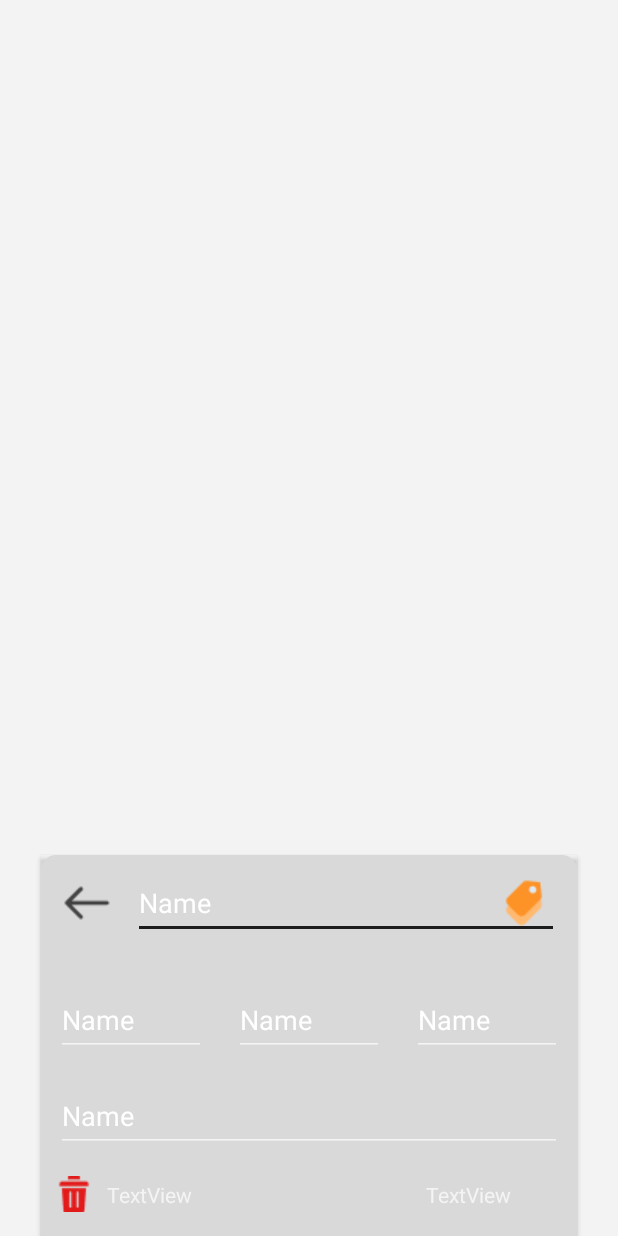
After one commit to lucasalvisimader/Listable, an Android app: the fragment EditItem shown on its own in the app's theme, on a phone screen of 412 x 824 dp. The commit adds this screen. Run offline under Robolectric (Android 15) with nearby library versions, the phone set to English and light mode, and no system bars; 1 statement that could not run was skipped.

Commit message:
search working

```diff
--- a/app/src/main/java/br/senai/sc/listable/pages/activity/AddItemsActivity.java
+++ b/app/src/main/java/br/senai/sc/listable/pages/activity/AddItemsActivity.java
@@ -32,6 +32,9 @@ import br.senai.sc.listable.recycleView.eventListener.RecycleItemClickListener;
 import br.senai.sc.listable.utils.SaveListFirebase;
 
 public class AddItemsActivity extends AppCompatActivity {
+
+    private final List<Item> filteredList = new ArrayList<>();
+
     @Override
     protected void onCreate(Bundle savedInstanceState) {
         super.onCreate(savedInstanceState);
@@ -82,7 +85,11 @@ public class AddItemsActivity extends AppCompatActivity {
                             recyclerView, new RecycleItemClickListener.OnItemClickListener() {
                     @Override
                     public void onItemClick(View view, int position) {
-                        onClick(itemList.get(position), shoppingList);
+                        if (filteredList.isEmpty()) {
+                            onClick(itemList.get(position), shoppingList);
+                        } else {
+                            onClick(filteredList.get(position), shoppingList);
+                        }
                     }
 
                     @Override
@@ -132,7 +139,7 @@ public class AddItemsActivity extends AppCompatActivity {
     }
 
     private void filterItems(String searchText, List<Item> itemList, ShoppingList shoppingList, RecyclerView recyclerView) {
-        List<Item> filteredList = new ArrayList<>();
+        filteredList.clear();
 
         for (Item item : itemList) {
             if (item.getName().toLowerCase().contains(searchText.toLowerCase())) {
@@ -142,6 +149,5 @@ public class AddItemsActivity extends AppCompatActivity {
 
         AdapterItems adapter = new AdapterItems(AddItemsActivity.this, filteredList, shoppingList);
         recyclerView.setAdapter(adapter);
-//        Bug on search - position
     }
 }
--- a/app/src/main/java/br/senai/sc/listable/pages/activity/LoginActivity.java
+++ b/app/src/main/java/br/senai/sc/listable/pages/activity/LoginActivity.java
@@ -1,12 +1,18 @@
 package br.senai.sc.listable.pages.activity;
 
+import android.content.Context;
 import android.content.Intent;
 import android.os.Bundle;
 import android.text.Html;
+import android.view.View;
+import android.view.inputmethod.InputMethodManager;
 import android.widget.Button;
+import android.widget.EditText;
 import android.widget.TextView;
 
 import androidx.appcompat.app.AppCompatActivity;
+
+import org.w3c.dom.Text;
 
 import br.senai.sc.listable.R;
 
@@ -16,6 +22,8 @@ public class LoginActivity extends AppCompatActivity {
     protected void onCreate(Bundle savedInstanceState) {
         super.onCreate(savedInstanceState);
         setContentView(R.layout.login_activity);
+        TextView loginEmail = findViewById(R.id.login_email);
+        TextView loginPassword = findViewById(R.id.login_password);
         TextView loginToRegister = findViewById(R.id.login_to_register_text);
         Button loginSubmit = findViewById(R.id.login_submit);
 
@@ -23,6 +31,18 @@ public class LoginActivity extends AppCompatActivity {
         loginToRegister.setText(Html.fromHtml(html));
         onClick(loginToRegister, RegisterActivity.class);
         onClick(loginSubmit, MainActivity.class);
+
+        loginEmail.setOnFocusChangeListener((v, hasFocus) -> {
+            if (!hasFocus) {
+                hideKeyboard(v);
+            }
+        });
+
+        loginPassword.setOnFocusChangeListener((v, hasFocus) -> {
+            if (!hasFocus) {
+                hideKeyboard(v);
+            }
+        });
     }
 
     private void onClick(TextView from, Object to) {
@@ -31,4 +51,9 @@ public class LoginActivity extends AppCompatActivity {
             startActivity(i);
         });
     }
+
+    private void hideKeyboard(View view) {
+        InputMethodManager imm = (InputMethodManager) getSystemService(Context.INPUT_METHOD_SERVICE);
+        imm.hideSoftInputFromWindow(view.getWindowToken(), 0);
+    }
 }
--- a/app/src/main/java/br/senai/sc/listable/pages/fragment/AddListFragment.java
+++ b/app/src/main/java/br/senai/sc/listable/pages/fragment/AddListFragment.java
@@ -11,11 +11,10 @@ import br.senai.sc.listable.R;
 
 public class AddListFragment extends Fragment {
 
-    public AddListFragment() {
-    }
+    public AddListFragment() {}
 
     @Override
     public View onCreateView(LayoutInflater inflater, ViewGroup container, Bundle savedInstanceState) {
-        return inflater.inflate(R.layout.add_list_fragment, container, false);
+        return inflater.inflate(R.layout.fragment_add_list, container, false);
     }
 }
--- /dev/null
+++ b/app/src/main/java/br/senai/sc/listable/pages/fragment/EditItem.java
@@ -0,0 +1,31 @@
+package br.senai.sc.listable.pages.fragment;
+
+import android.os.Bundle;
+import android.view.LayoutInflater;
+import android.view.View;
+import android.view.ViewGroup;
+import android.widget.EditText;
+
+import androidx.fragment.app.Fragment;
+
+import br.senai.sc.listable.R;
+
+public class EditItem extends Fragment {
+
+    public EditItem() {}
+
+    @Override
+    public View onCreateView(LayoutInflater inflater, ViewGroup container, Bundle savedInstanceState) {
+        View view = inflater.inflate(R.layout.fragment_edit_item, container, false);
+
+        EditText quantity = view.findViewById(R.id.edit_item_quantity_input);
+        int numQuantity = Integer.parseInt(quantity.getText().toString());
+        if (!(numQuantity >= 0)) {
+            quantity.setText(numQuantity + 1);
+        } else if (!(numQuantity <= 100000)){
+            quantity.setText(numQuantity - 1);
+        }
+
+        return inflater.inflate(R.layout.fragment_edit_item, container, false);
+    }
+}
--- a/app/src/main/java/br/senai/sc/listable/pages/fragment/HeaderFragment.java
+++ /dev/null
@@ -1,39 +0,0 @@
-package br.senai.sc.listable.pages.fragment;
-
-import android.app.Dialog;
-import android.graphics.Color;
-import android.graphics.drawable.ColorDrawable;
-import android.os.Bundle;
-
-import androidx.fragment.app.Fragment;
-
-import android.view.LayoutInflater;
-import android.view.View;
-import android.view.ViewGroup;
-import android.widget.Button;
-
-import br.senai.sc.listable.R;
-
-public class HeaderFragment extends Fragment {
-
-    public HeaderFragment() {
-    }
-
-//    @Override
-//    public View onCreateView(LayoutInflater inflater, ViewGroup container, Bundle savedInstanceState) {
-//        View view = inflater.inflate(R.layout.header_fragment, container, false);
-//        System.out.println(view.toString());
-//        System.out.println();
-//        Button menu = view.findViewById(R.id.menuButton);
-//        menu.setOnClickListener(v -> showModal(view));
-//        return view;
-//    }
-
-
-    /*private void showModal(View view) {
-        Dialog dialog = new Dialog(view.getContext());
-        dialog.setContentView(R.layout.add_list_fragment);
-        dialog.getWindow().setBackgroundDrawable(new ColorDrawable(Color.TRANSPARENT));
-        dialog.show();
-    }*/
-}
--- a/app/src/main/java/br/senai/sc/listable/pages/menu/home/HomeFragment.java
+++ b/app/src/main/java/br/senai/sc/listable/pages/menu/home/HomeFragment.java
@@ -134,7 +134,7 @@ public class HomeFragment extends Fragment {
 
     private void showModal(ViewGroup container) {
         Dialog dialog = new Dialog(container.getContext());
-        dialog.setContentView(R.layout.add_list_fragment);
+        dialog.setContentView(R.layout.fragment_add_list);
         dialog.getWindow().setBackgroundDrawable(new ColorDrawable(Color.TRANSPARENT));
 
         Button confirmButton = dialog.findViewById(R.id.add_list_create_button);
--- /dev/null
+++ b/app/src/main/res/drawable/rounded_bottom_corners_grey.xml
@@ -0,0 +1,5 @@
+<?xml version="1.0" encoding="utf-8"?>
+<shape xmlns:android="http://schemas.android.com/apk/res/android">
+    <solid android:color="@color/grey_bg"/>
+    <corners android:topLeftRadius="10dp" android:topRightRadius="10dp"/>
+</shape>
--- a/app/src/main/res/layout/add_items_activity.xml
+++ b/app/src/main/res/layout/add_items_activity.xml
@@ -6,7 +6,10 @@
     android:layout_height="match_parent"
     tools:context=".pages.activity.ItemsActivity"
     android:background="@color/bg"
-    app:layout_behavior="@string/appbar_scrolling_view_behavior">
+    app:layout_behavior="@string/appbar_scrolling_view_behavior"
+    android:focusableInTouchMode="true"
+    android:clickable="true"
+    android:focusable="true">
 
     <androidx.appcompat.widget.Toolbar
         android:id="@+id/add_items_toolbar"
@@ -18,7 +21,10 @@
         android:theme="@style/Theme.Header.Menu"
         app:layout_constraintEnd_toEndOf="parent"
         app:layout_constraintStart_toStartOf="parent"
-        app:layout_constraintTop_toTopOf="parent" />
+        app:layout_constraintTop_toTopOf="parent"
+        android:focusableInTouchMode="true"
+        android:clickable="true"
+        android:focusable="true"/>
 
     <EditText
         android:id="@+id/add_items_search_input"
@@ -30,7 +36,7 @@
         android:elevation="15dp"
         android:fontFamily="@font/inter_semi_bold"
         android:hint="@string/incluir_novo_item"
-        android:inputType="textPersonName"
+        android:inputType="text"
         app:layout_constraintBottom_toBottomOf="@+id/add_items_toolbar"
         app:layout_constraintEnd_toEndOf="parent"
         app:layout_constraintHorizontal_bias="0.465"
@@ -54,7 +60,7 @@
     <androidx.recyclerview.widget.RecyclerView
         android:id="@+id/recicleView_add_items"
         android:layout_width="match_parent"
-        android:layout_height="wrap_content"
+        android:layout_height="0dp"
         app:layout_constraintEnd_toEndOf="parent"
         app:layout_constraintStart_toStartOf="parent"
         app:layout_constraintTop_toBottomOf="@+id/add_items_toolbar">
--- /dev/null
+++ b/app/src/main/res/layout/fragment_edit_item.xml
@@ -0,0 +1,139 @@
+<?xml version="1.0" encoding="utf-8"?>
+<FrameLayout xmlns:android="http://schemas.android.com/apk/res/android"
+    xmlns:app="http://schemas.android.com/apk/res-auto"
+    xmlns:tools="http://schemas.android.com/tools"
+    android:layout_width="match_parent"
+    android:layout_height="match_parent"
+    tools:context=".pages.fragment.EditItem">
+
+    <androidx.cardview.widget.CardView
+        android:layout_width="357dp"
+        android:layout_height="254dp"
+        android:layout_gravity="bottom|center"
+        app:cardBackgroundColor="@color/transparent">
+
+        <androidx.constraintlayout.widget.ConstraintLayout
+            android:layout_width="357dp"
+            android:layout_height="254dp"
+            android:layout_gravity="bottom|center"
+            android:background="@drawable/rounded_bottom_corners_grey">
+
+            <ImageView
+                android:id="@+id/edit_item_arrow_left"
+                android:layout_width="wrap_content"
+                android:layout_height="wrap_content"
+                android:layout_marginStart="16dp"
+                android:layout_marginTop="16dp"
+                android:layout_marginEnd="16dp"
+                android:src="@drawable/left_arrow"
+                app:layout_constraintEnd_toStartOf="@+id/editTextTextPersonName"
+                app:layout_constraintStart_toStartOf="parent"
+                app:layout_constraintTop_toTopOf="parent" />
+
+            <EditText
+                android:id="@+id/editTextTextPersonName"
+                android:layout_width="284dp"
+                android:layout_height="48dp"
+                android:layout_marginTop="8dp"
+                android:layout_marginEnd="12dp"
+                android:ems="10"
+                android:inputType="textPersonName"
+                android:text="Name"
+                app:layout_constraintEnd_toEndOf="parent"
+                app:layout_constraintTop_toTopOf="parent" />
+
+            <ImageView
+                android:id="@+id/edit_item_tag_icon"
+                android:layout_width="wrap_content"
+                android:layout_height="wrap_content"
+                android:layout_marginEnd="7dp"
+                android:src="@drawable/default_category"
+                app:layout_constraintBottom_toBottomOf="@+id/editTextTextPersonName"
+                app:layout_constraintEnd_toEndOf="@+id/editTextTextPersonName"
+                app:layout_constraintTop_toTopOf="@+id/editTextTextPersonName" />
+
+            <EditText
+                android:id="@+id/editTextTextPersonName2"
+                android:layout_width="100dp"
+                android:layout_height="48dp"
+                android:layout_marginStart="10dp"
+                android:layout_marginTop="30dp"
+                android:ems="10"
+                android:inputType="textPersonName"
+                android:text="Name"
+                app:layout_constraintStart_toStartOf="parent"
+                app:layout_constraintTop_toBottomOf="@+id/editTextTextPersonName" />
+
+            <EditText
+                android:id="@+id/edit_item_quantity_input"
+                android:layout_width="100dp"
+                android:layout_height="48dp"
+                android:layout_marginTop="30dp"
+                android:ems="10"
+                android:inputType="number"
+                android:text="Name"
+                app:layout_constraintEnd_toStartOf="@+id/editTextTextPersonName4"
+                app:layout_constraintStart_toEndOf="@+id/editTextTextPersonName2"
+                app:layout_constraintTop_toBottomOf="@+id/editTextTextPersonName" />
+
+            <EditText
+                android:id="@+id/editTextTextPersonName4"
+                android:layout_width="100dp"
+                android:layout_height="48dp"
+                android:layout_marginTop="30dp"
+                android:layout_marginEnd="10dp"
+                android:ems="10"
+                android:inputType="textPersonName"
+                android:text="Name"
+                app:layout_constraintEnd_toEndOf="parent"
+                app:layout_constraintTop_toBottomOf="@+id/editTextTextPersonName" />
+
+            <EditText
+                android:id="@+id/editTextTextPersonName5"
+                android:layout_width="337dp"
+                android:layout_height="48dp"
+                android:layout_marginStart="10dp"
+                android:layout_marginEnd="10dp"
+                android:layout_marginBottom="40dp"
+                android:ems="10"
+                android:inputType="textPersonName"
+                android:text="Name"
+                app:layout_constraintBottom_toBottomOf="parent"
+                app:layout_constraintEnd_toEndOf="parent"
+                app:layout_constraintStart_toStartOf="parent"
+                app:layout_constraintTop_toBottomOf="@+id/edit_item_quantity_input" />
+
+            <TextView
+                android:id="@+id/textView4"
+                android:layout_width="wrap_content"
+                android:layout_height="wrap_content"
+                android:layout_marginStart="10dp"
+                android:text="TextView"
+                app:layout_constraintBottom_toBottomOf="parent"
+                app:layout_constraintStart_toEndOf="@+id/edit_item_trash_icon"
+                app:layout_constraintTop_toBottomOf="@+id/editTextTextPersonName5" />
+
+            <TextView
+                android:id="@+id/textView5"
+                android:layout_width="wrap_content"
+                android:layout_height="wrap_content"
+                android:layout_marginEnd="44dp"
+                android:text="TextView"
+                app:layout_constraintBottom_toBottomOf="parent"
+                app:layout_constraintEnd_toEndOf="parent"
+                app:layout_constraintTop_toBottomOf="@+id/editTextTextPersonName5" />
+
+            <ImageView
+                android:id="@+id/edit_item_trash_icon"
+                android:layout_width="wrap_content"
+                android:layout_height="wrap_content"
+                android:layout_marginStart="10dp"
+                android:src="@drawable/trash_icon"
+                app:layout_constraintBottom_toBottomOf="parent"
+                app:layout_constraintStart_toStartOf="parent"
+                app:layout_constraintTop_toBottomOf="@+id/editTextTextPersonName5" />
+        </androidx.constraintlayout.widget.ConstraintLayout>
+
+    </androidx.cardview.widget.CardView>
+
+</FrameLayout>
--- a/app/src/main/res/layout/fragment_shopping_list_item.xml
+++ b/app/src/main/res/layout/fragment_shopping_list_item.xml
@@ -31,6 +31,7 @@
         android:buttonTint="@color/green_default"
         android:scaleX="1.3"
         android:scaleY="1.3"
+        android:focusable="false"
         app:layout_constraintBottom_toBottomOf="parent"
         app:layout_constraintStart_toStartOf="parent"
         app:layout_constraintTop_toTopOf="parent" />
--- a/app/src/main/res/layout/items_activity.xml
+++ b/app/src/main/res/layout/items_activity.xml
@@ -64,7 +64,7 @@
         app:layout_constraintEnd_toEndOf="parent"
         app:layout_constraintHorizontal_bias="0.0"
         app:layout_constraintStart_toStartOf="parent"
-        app:layout_constraintTop_toBottomOf="@+id/items_toolbar" />
+        app:layout_constraintTop_toBottomOf="@+id/items_toolbar"/>
 
     <Button
         android:id="@+id/add_item"
--- a/app/src/main/res/layout/login_activity.xml
+++ b/app/src/main/res/layout/login_activity.xml
@@ -7,7 +7,10 @@
     android:background="@color/bg"
     tools:context=".pages.activity.LoginActivity"
     tools:layout_editor_absoluteX="-4dp"
-    tools:layout_editor_absoluteY="0dp">
+    tools:layout_editor_absoluteY="0dp"
+    android:focusableInTouchMode="true"
+    android:clickable="true"
+    android:focusable="true">
 
     <ImageView
         android:id="@+id/logo"
```
Also changed, not shown: app/src/main/res/drawable/left_arrow.png, app/src/main/res/drawable/trash_icon.png (added), app/src/main/res/layout/fragment_add_list.xml (renamed from app/src/main/res/layout/add_list_fragment.xml).
